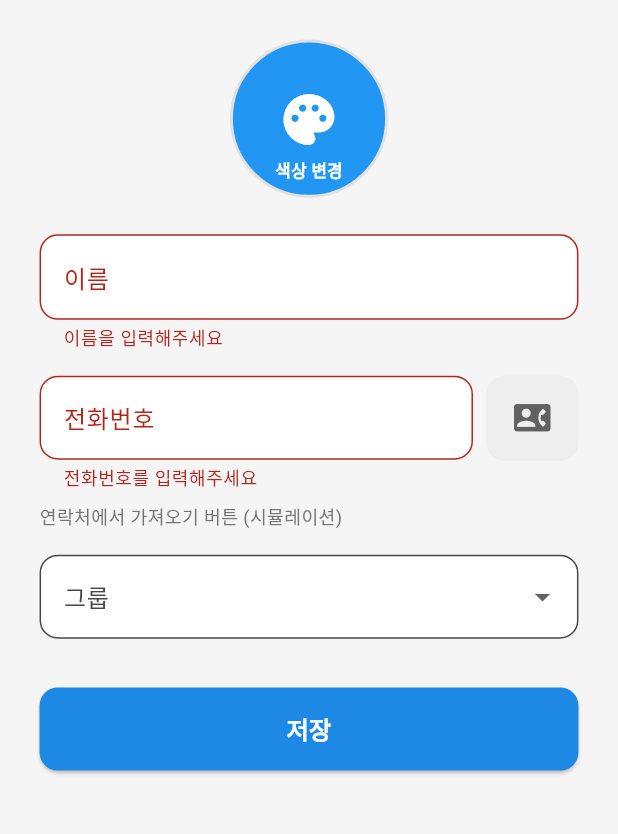
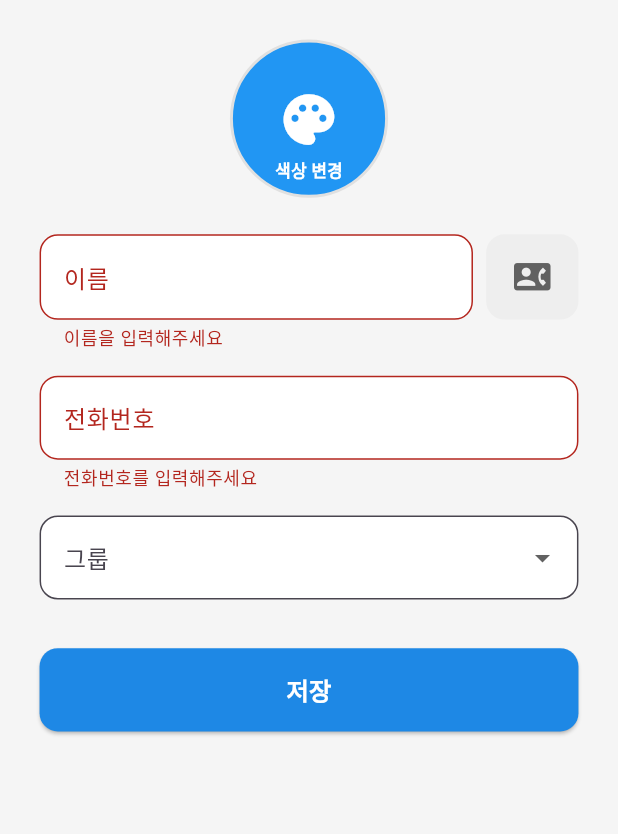
Before and after one commit to sunes26/quick_call, a Flutter app: the EditButtonScreen screen opened directly with empty values, after a tap on "저장", on a phone screen of 412 x 824 dp, the part 84-918 px from its top. Run offline on Flutter 3.47's test engine with Material 3 defaults, Android fonts, the light colour scheme and no system bars; our stand-ins replace auto_size_text, flutter_contacts, flutter_screenutil, permission_handler, reorderable_grid_view, shared_preferences and 1 more; missing offline and left inert: flutter_phone_direct_caller; accounts and stored records are empty.

Commit message:
update file

```diff
--- a/lib/screens/edit_button_screen.dart
+++ b/lib/screens/edit_button_screen.dart
@@ -4,7 +4,7 @@ import 'package:flutter_screenutil/flutter_screenutil.dart';
 import 'package:provider/provider.dart';
 import 'package:quick_call/models/speed_dial_button.dart';
 import 'package:quick_call/providers/speed_dial_provider.dart';
-import 'package:quick_call/widgets/color_picker_widget.dart'; // 🆕 변경
+import 'package:quick_call/widgets/color_picker_widget.dart';
 import 'package:quick_call/widgets/contact_picker_widget.dart';
 import 'package:quick_call/services/database_service.dart';
 import 'package:quick_call/widgets/duplicate_phone_dialog.dart';
@@ -27,7 +27,7 @@ class _EditButtonScreenState extends State<EditButtonScreen> {
   late TextEditingController _phoneController;
   final _newGroupController = TextEditingController();
 
-  late Color _selectedColor; // 🆕 색상 선택
+  late Color _selectedColor;
   late String _selectedGroup;
   bool _isAddingNewGroup = false;
   bool _isSaving = false;
@@ -38,7 +38,7 @@ class _EditButtonScreenState extends State<EditButtonScreen> {
     super.initState();
     _nameController = TextEditingController(text: widget.button.name);
     _phoneController = TextEditingController(text: widget.button.phoneNumber);
-    _selectedColor = widget.button.color; // 🆕 색상 초기화
+    _selectedColor = widget.button.color;
     _selectedGroup = widget.button.group;
   }
 
@@ -50,7 +50,7 @@ class _EditButtonScreenState extends State<EditButtonScreen> {
     super.dispose();
   }
 
-  // 🆕 색상 선택 모달 열기
+  // 색상 선택 모달 열기
   Future<void> _openColorPicker() async {
     final color = await showModalBottomSheet<Color>(
       context: context,
@@ -86,7 +86,7 @@ class _EditButtonScreenState extends State<EditButtonScreen> {
     );
   }
 
-  // 🆕 텍스트 색상 자동 결정
+  // 텍스트 색상 자동 결정
   Color _getTextColorForBackground(Color backgroundColor) {
     return backgroundColor.computeLuminance() > 0.5
         ? Colors.black87
@@ -154,7 +154,7 @@ class _EditButtonScreenState extends State<EditButtonScreen> {
         id: widget.button.id,
         name: _nameController.text.trim(),
         phoneNumber: _phoneController.text.trim(),
-        color: _selectedColor, // 🆕 색상 저장
+        color: _selectedColor,
         group: _selectedGroup,
         position: widget.button.position,
         createdAt: widget.button.createdAt,
@@ -373,7 +373,7 @@ class _EditButtonScreenState extends State<EditButtonScreen> {
           key: _formKey,
           child: Column(
             children: [
-              // 🆕 색상 선택 버튼
+              // 색상 선택 버튼
               GestureDetector(
                 onTap: _openColorPicker,
                 child: Container(
@@ -412,51 +412,26 @@ class _EditButtonScreenState extends State<EditButtonScreen> {
               ),
               SizedBox(height: 24.h),
 
-              // 이름
-              TextFormField(
-                controller: _nameController,
-                decoration: InputDecoration(
-                  labelText: '이름',
-                  hintText: '예: 엄마, 119',
-                  filled: true,
-                  fillColor: Colors.white,
-                  border: OutlineInputBorder(
-                    borderRadius: BorderRadius.circular(12.r),
-                  ),
-                  counterText: '',
-                ),
-                validator: (value) {
-                  if (value == null || value.trim().isEmpty) {
-                    return '이름을 입력해주세요';
-                  }
-                  return null;
-                },
-              ),
-              SizedBox(height: 16.h),
-
-              // 전화번호 입력 + 연락처 버튼
+              // 이름 입력 + 연락처 버튼 (🆕 버튼 위치 변경)
               Row(
                 crossAxisAlignment: CrossAxisAlignment.start,
                 children: [
                   Expanded(
                     child: TextFormField(
-                      controller: _phoneController,
-                      keyboardType: TextInputType.phone,
-                      inputFormatters: [
-                        FilteringTextInputFormatter.allow(RegExp(r'[0-9+\-\s]')),
-                      ],
+                      controller: _nameController,
                       decoration: InputDecoration(
-                        labelText: '전화번호',
-                        hintText: '010-1234-5678',
+                        labelText: '이름',
+                        hintText: '예: 엄마, 119',
                         filled: true,
                         fillColor: Colors.white,
                         border: OutlineInputBorder(
                           borderRadius: BorderRadius.circular(12.r),
                         ),
+                        counterText: '',
                       ),
                       validator: (value) {
                         if (value == null || value.trim().isEmpty) {
-                          return '전화번호를 입력해주세요';
+                          return '이름을 입력해주세요';
                         }
                         return null;
                       },
@@ -482,16 +457,30 @@ class _EditButtonScreenState extends State<EditButtonScreen> {
                   ),
                 ],
               ),
-              SizedBox(height: 8.h),
-              Align(
-                alignment: Alignment.centerLeft,
-                child: Text(
-                  '연락처에서 가져오기 버튼 (시뮬레이션)',
-                  style: TextStyle(
-                    fontSize: 12.sp,
-                    color: Colors.grey[600],
+              SizedBox(height: 16.h),
+
+              // 전화번호 입력 (🆕 버튼 제거됨)
+              TextFormField(
+                controller: _phoneController,
+                keyboardType: TextInputType.phone,
+                inputFormatters: [
+                  FilteringTextInputFormatter.allow(RegExp(r'[0-9+\-\s]')),
+                ],
+                decoration: InputDecoration(
+                  labelText: '전화번호',
+                  hintText: '010-1234-5678',
+                  filled: true,
+                  fillColor: Colors.white,
+                  border: OutlineInputBorder(
+                    borderRadius: BorderRadius.circular(12.r),
                   ),
                 ),
+                validator: (value) {
+                  if (value == null || value.trim().isEmpty) {
+                    return '전화번호를 입력해주세요';
+                  }
+                  return null;
+                },
               ),
               SizedBox(height: 16.h),
 
```
Also changed, not shown: lib/screens/add_button_screen.dart (+29 -40 lines), lib/screens/home_screen.dart (+5 -5 lines), lib/widgets/dial_button_widget.dart (+69 -2 lines), 1 other file.
